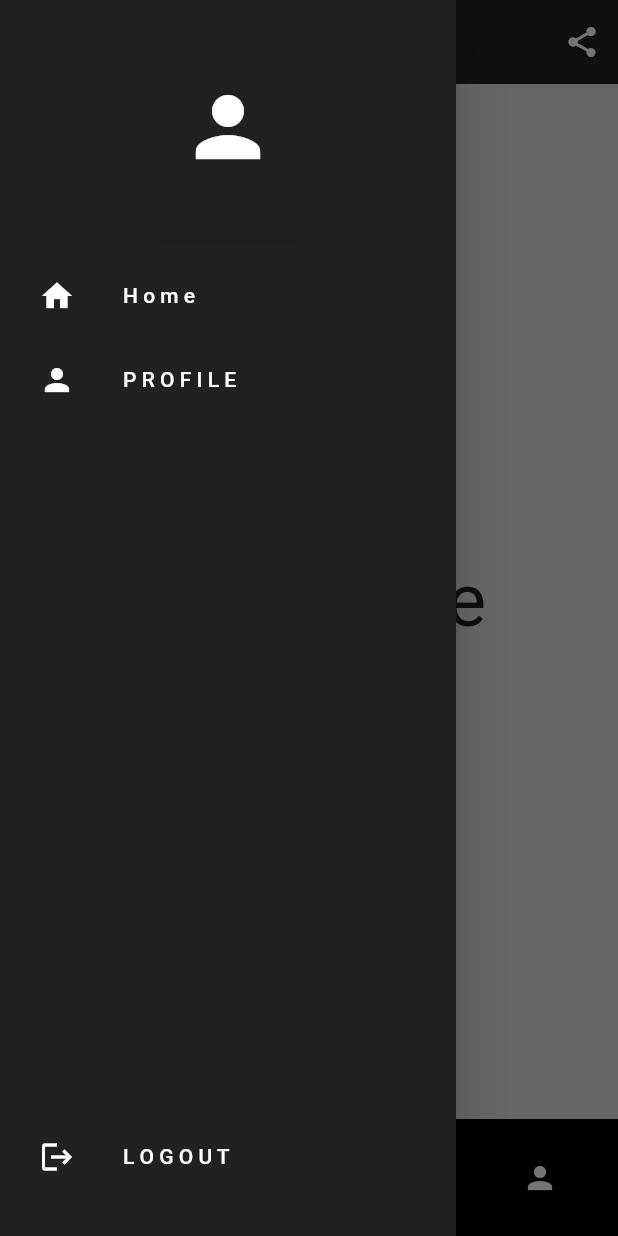
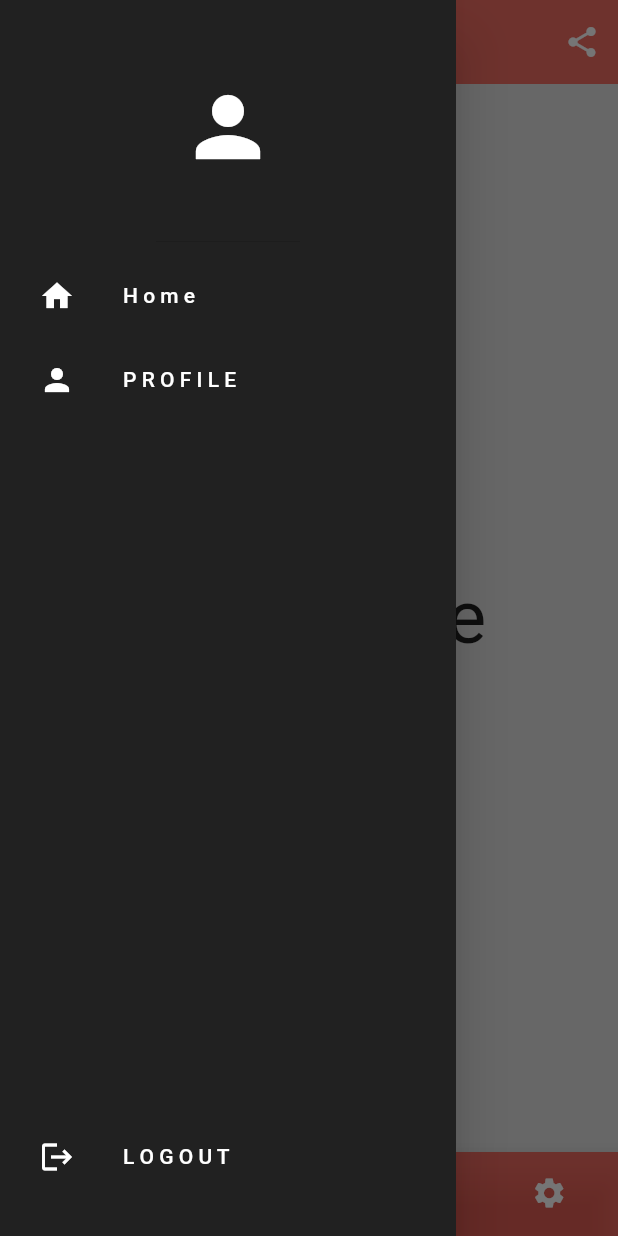
Before and after one commit to owinymarvin/classflutter, a Flutter app: the HomePage screen opened directly, with the side drawer open, on a phone screen of 412 x 824 dp. Run offline on Flutter 3.47's test engine with Material 2 defaults, Android fonts, the phone set to English and light mode, and no system bars; drawn by our look-alikes of google_nav_bar; our stand-ins replace firebase_auth, firebase_core, flutter_svg; accounts and stored records are empty.

Commit message:
modified the UI

```diff
--- a/lib/pages/Register_screen.dart
+++ b/lib/pages/Register_screen.dart
@@ -7,7 +7,7 @@
 
 class RegisterScreen extends StatefulWidget {
   final Function()? onTap;
-  RegisterScreen({super.key, required this.onTap});
+  const RegisterScreen({super.key, required this.onTap});
 
   @override
   State<RegisterScreen> createState() => _RegisterScreenState();
--- a/lib/pages/home_page.dart
+++ b/lib/pages/home_page.dart
@@ -1,5 +1,3 @@
-// import 'dart:js';
-
 import 'package:firebase_auth/firebase_auth.dart';
 import 'package:firstpro/home_contents/account.dart';
 import 'package:firstpro/home_contents/home.dart';
@@ -8,7 +6,8 @@ import 'package:firstpro/home_contents/settings.dart';
 import 'package:firstpro/home_contents/tow_service.dart';
 import 'package:flutter/material.dart';
 import 'package:firstpro/features/my_drawer.dart';
-import 'package:google_nav_bar/google_nav_bar.dart';
+import 'package:flutter_svg/flutter_svg.dart';
+
 
 class HomePage extends StatefulWidget {
   const HomePage({super.key});
@@ -37,22 +36,39 @@ class _HomePageState extends State<HomePage> {
   }
 
   //to be able to change selected index(Page)
-  int selectedIndex = 0;
+  int _selectedIndex = 0;
 
   //create a navigation function
   void navigateBottomBar(int index) {
     //in order to navigate we need to know the index the user is tapping
     setState(() {
-      selectedIndex = index;
+      _selectedIndex = index;
+    });
+  }
+
+  void _onItemTapped(int index) {
+    setState(() {
+      if (index == 0) {
+        navBarColor = const Color.fromARGB(188, 244, 67, 54);
+      } else if (index == 1) {
+        navBarColor = const Color.fromARGB(188, 76, 175, 79);
+      } else if (index == 2) {
+        navBarColor = const Color.fromARGB(188, 155, 39, 176);
+      } else if (index == 3) {
+        navBarColor = const Color.fromARGB(188, 233, 30, 98);
+      }
+      _selectedIndex = index;
     });
   }
 
   final List<Widget> pages = [
     UserHome(),
+    UserTowServices(),
     UserAccount(),
     UserSettings(),
-    UserTowServices(),
   ];
+
+  var navBarColor = const Color.fromARGB(188, 244, 67, 54);
 
   @override
   Widget build(BuildContext context) {
@@ -60,7 +76,7 @@ class _HomePageState extends State<HomePage> {
       //appbar designs
       appBar: AppBar(
         centerTitle: true,
-        backgroundColor: Colors.grey.shade900,
+        backgroundColor: navBarColor,
         elevation: 0,
         title: Text('Tow Services'),
         actions: [
@@ -78,28 +94,59 @@ class _HomePageState extends State<HomePage> {
         onsignOut: signOut,
       ),
 
-      body: pages[selectedIndex],
-      bottomNavigationBar: Container(
-        color: Colors.black,
-        child: Padding(
-          padding: const EdgeInsets.symmetric(horizontal: 15.0, vertical: 2),
-          child: GNav(
-            // currentIndex: selectedIndex,
-            onTabChange: navigateBottomBar,
-            backgroundColor: Colors.black,
-            color: Colors.white,
-            activeColor: Colors.white,
-            tabBackgroundColor: Colors.grey.shade800,
-            gap: 8,
-            tabs: [
-              GButton(icon: Icons.home, text: 'Home'),
-              GButton(icon: Icons.car_repair_sharp, text: 'tow'),
-              GButton(icon: Icons.settings, text: 'settings'),
-              GButton(icon: Icons.person, text: 'Account'),
-            ],
+      body: pages[_selectedIndex],
+
+      bottomNavigationBar: BottomNavigationBar(
+        items: <BottomNavigationBarItem>[
+          const BottomNavigationBarItem(
+              icon: Icon(Icons.home),
+              label: 'Home',
+              backgroundColor: Color.fromARGB(188, 244, 67, 54)),
+          BottomNavigationBarItem(
+            icon: SvgPicture.asset(
+              'lib/images/tow1.svg',
+              semanticsLabel: 'Car towing image',
+              width: 30,
+              color: Colors.white,
+            ),
+            label: 'Tow',
+            backgroundColor: const Color.fromARGB(188, 76, 175, 79),
           ),
-        ),
+          const BottomNavigationBarItem(
+            icon: Icon(Icons.person),
+            label: 'Account',
+            backgroundColor: Color.fromARGB(188, 155, 39, 176),
+          ),
+          const BottomNavigationBarItem(
+            icon: Icon(Icons.settings),
+            label: 'Settings',
+            backgroundColor: Color.fromARGB(188, 233, 30, 98),
+          ),
+        ],
+        //
+        currentIndex: _selectedIndex,
+        selectedItemColor: Colors.white,
+        onTap: _onItemTapped,
       ),
     );
+    // bottomNavigationBar: Container(
+    //   color: Colors.black,
+    //   child: Padding(
+    //     padding: const EdgeInsets.symmetric(horizontal: 15.0, vertical: 2),
+    //     child: GNav(
+    //       // currentIndex: selectedIndex,
+    //       onTabChange: navigateBottomBar,
+    //       backgroundColor: Colors.black,
+    //       color: Colors.white,
+    //       activeColor: Colors.white,
+    //       tabBackgroundColor: Colors.grey.shade800,
+    //       gap: 8,
+    //       tabs: [
+    //         GButton(icon: Icons.home, text: 'Home'),
+    //         GButton(icon: Icons.car_repair_sharp, text: 'tow'),
+    //         GButton(icon: Icons.settings, text: 'settings'),
+    //         GButton(icon: Icons.person, text: 'Account'),
+    //       ],
+    //     ),
   }
 }
--- a/lib/pages/login_screen.dart
+++ b/lib/pages/login_screen.dart
@@ -7,7 +7,7 @@
 
 class LoginScreen extends StatefulWidget {
   final Function()? onTap;
-  LoginScreen({super.key, required this.onTap});
+  const LoginScreen({super.key, required this.onTap});
 
   @override
   State<LoginScreen> createState() => _LoginScreenState();
@@ -162,9 +162,9 @@
                 const SizedBox(height: 30), // space this too
 
                 //apple and google signin buttons
-                Row(
+                const Row(
                   mainAxisAlignment: MainAxisAlignment.center,
-                  children: const [
+                  children: [
                     //for google
                     SquareFrame(imagepath: 'lib/images/google.png'),
 
--- a/pubspec.yaml
+++ b/pubspec.yaml
@@ -39,6 +39,7 @@ dependencies:
   firebase_auth: ^4.7.1
   convex_bottom_bar: any
   google_nav_bar: any
+  flutter_svg: ^2.0.7
 
 
 dev_dependencies:
```
Also changed, not shown: lib/pages/welcome_screen.dart (+13 -16 lines), lib/images/tow1.svg (added), pubspec.lock.
